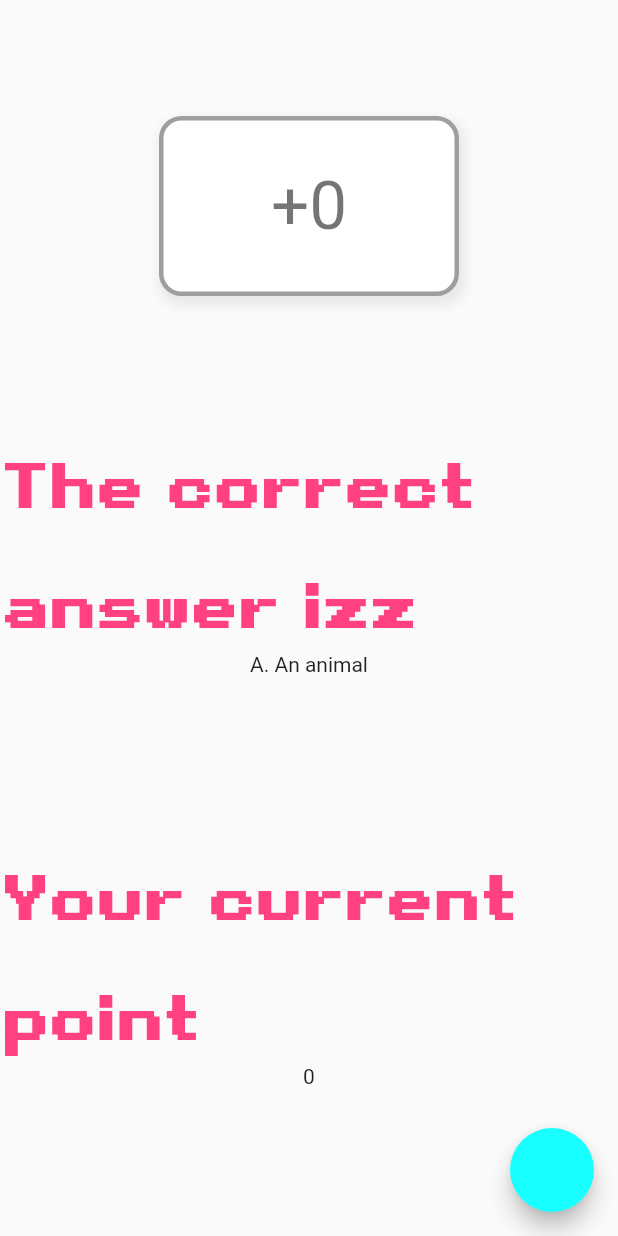
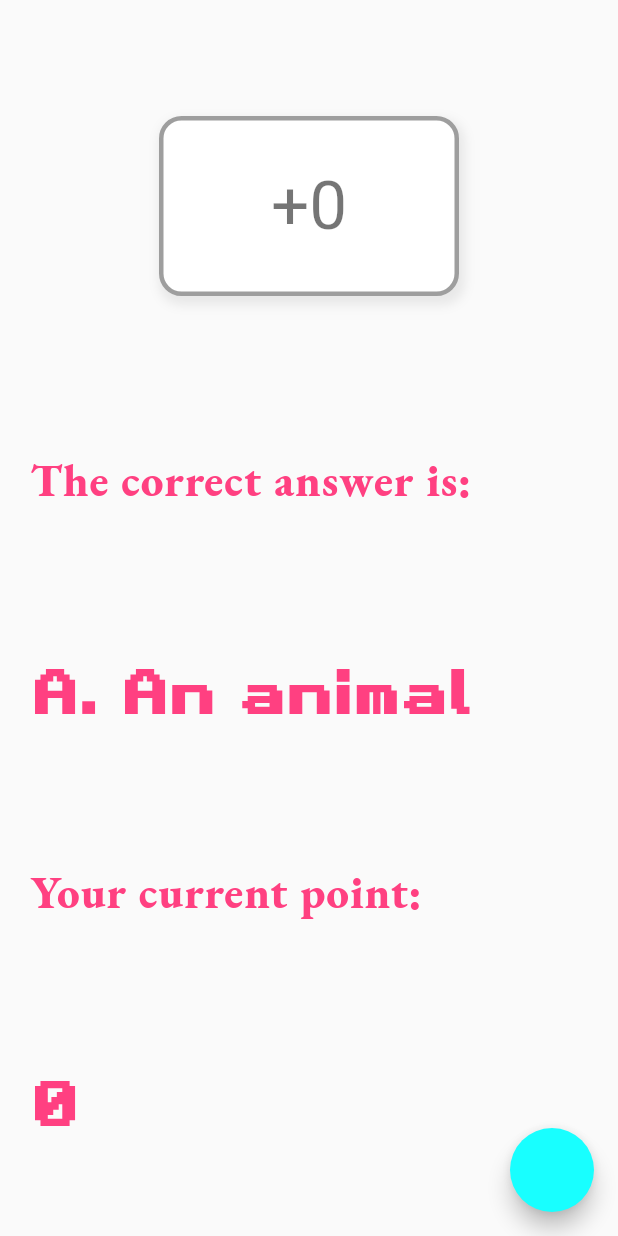
Before and after one commit to tnlong311/trivia-app, a Flutter app: the AnswerRevealPage screen opened by its route, on a phone screen of 412 x 824 dp. Run offline on Flutter 3.47's test engine with Material 2 defaults, Android fonts, the phone set to English and light mode, and no system bars; our stand-ins replace get.

Commit message:
fix mystery merge bug

```diff
--- a/lib/views/pages/question_template/answer_reveal_page.dart
+++ b/lib/views/pages/question_template/answer_reveal_page.dart
@@ -27,11 +27,11 @@ class AnswerRevealPage extends StatelessWidget {
           ),
           Expanded(
             flex: 1,
-            child: CorrectAnswerWidget(header: "The correct answer izz", content: _questionController.fullCorrectAnswer),
+            child: CorrectAnswerWidget(header: "The correct answer is:", content: _questionController.fullCorrectAnswer),
           ),
           Expanded(
             flex: 1,
-            child: CorrectAnswerWidget(header: "Your current point", content: _questionController.currentPoint.toString()),
+            child: CorrectAnswerWidget(header: "Your current point:", content: _questionController.currentPoint.toString()),
           ),
         ],
       )),
--- a/lib/views/widgets/CorrectAnswerWidget.dart
+++ b/lib/views/widgets/CorrectAnswerWidget.dart
@@ -12,11 +12,24 @@ class CorrectAnswerWidget extends StatelessWidget {
 
   @override
   Widget build(BuildContext context) {
-    return Column(children: [
-      Text(header, style: triviaHeading1),
-      Text(
-        content,
-      ),
-    ]);
+    return Container(
+      margin: const EdgeInsets.symmetric(horizontal: 20, vertical: 10),
+      child: Column(
+          crossAxisAlignment: CrossAxisAlignment.stretch,
+          children: [
+            Expanded(
+              child: Text(
+                header,
+                style: triviaHeading2,
+              ),
+            ),
+            Expanded(
+              child: Text(
+                content,
+                style: triviaHeading1,
+              ),
+            ),
+          ]),
+    );
   }
 }
```
Also changed, not shown: lib/views/pages/question_template/answer_info_page.dart (+7 -2 lines), lib/views/pages/question_template/question_poll_page.dart (+40 -32 lines).
